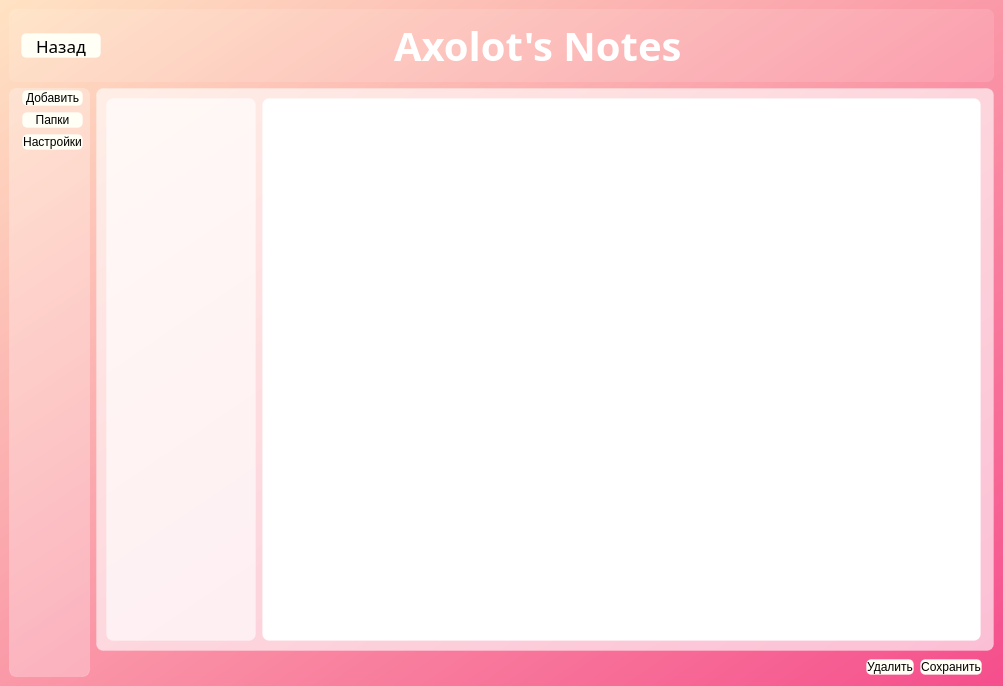
First picture: the form in Interface_files/MainWNotes.ui, repository Ephirious/Notes-TaskManager, before the edit.
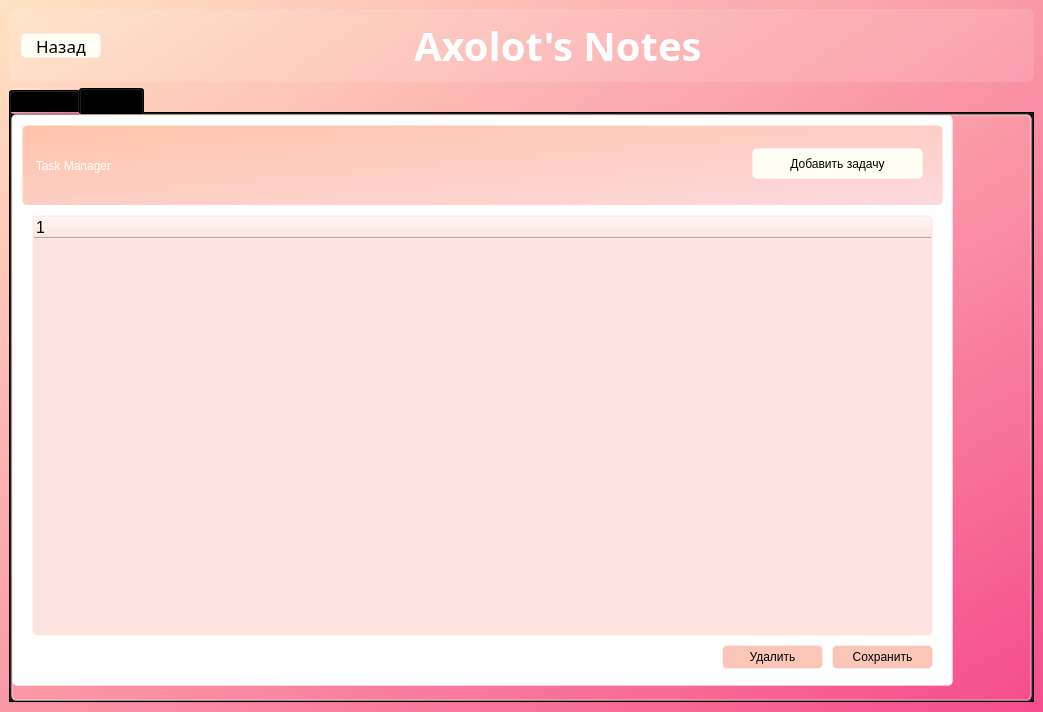
Second picture: the form after the edit. The open tabs and pages were chosen to show the change. Icons and pictures are not drawn.

Commit message: добавление таск менеджера (начальный этап)

The edit to the form file:
```diff
--- a/Interface_files/MainWNotes.ui
+++ b/Interface_files/MainWNotes.ui
@@ -6,8 +6,8 @@
    <rect>
     <x>0</x>
     <y>0</y>
-    <width>1003</width>
-    <height>686</height>
+    <width>1043</width>
+    <height>712</height>
    </rect>
   </property>
   <property name="windowTitle">
@@ -175,6 +175,23 @@
      </widget>
     </item>
     <item>
+     <widget class="QTabWidget" name="tabWidget">
+      <property name="styleSheet">
+       <string notr="true">border: 1px solid rgba(255, 255, 255, 70);
+border-radius: 5px;
+font: 13pt &quot;Sitka&quot;;
+color: black;
+</string>
+      </property>
+      <property name="currentIndex">
+       <number>0</number>
+      </property>
+      <widget class="QWidget" name="tab_7">
+       <attribute name="title">
+        <string>Заметки</string>
+       </attribute>
+       <layout class="QGridLayout" name="gridLayout">
+        <item row="0" column="0">
      <layout class="QHBoxLayout" name="horizontalLayout_4">
       <item>
        <widget class="QFrame" name="frame">
@@ -349,7 +366,8 @@
              </property>
              <property name="font">
               <font>
-               <pointsize>10</pointsize>
+                   <family>Sitka</family>
+                   <pointsize>13</pointsize>
                <italic>false</italic>
                <bold>false</bold>
               </font>
@@ -520,6 +538,181 @@
        </layout>
       </item>
      </layout>
+        </item>
+       </layout>
+      </widget>
+      <widget class="QWidget" name="tab_8">
+       <attribute name="title">
+        <string>Задачи</string>
+       </attribute>
+       <widget class="QFrame" name="frame_2">
+        <property name="geometry">
+         <rect>
+          <x>0</x>
+          <y>0</y>
+          <width>941</width>
+          <height>571</height>
+         </rect>
+        </property>
+        <property name="styleSheet">
+         <string notr="true">background-color: rgb(255, 255, 255);</string>
+        </property>
+        <property name="frameShape">
+         <enum>QFrame::Shape::StyledPanel</enum>
+        </property>
+        <property name="frameShadow">
+         <enum>QFrame::Shadow::Raised</enum>
+        </property>
+        <widget class="QFrame" name="frame_3">
+         <property name="geometry">
+          <rect>
+           <x>10</x>
+           <y>10</y>
+           <width>921</width>
+           <height>80</height>
+          </rect>
+         </property>
+         <property name="styleSheet">
+          <string notr="true">background-color: rgb(253, 200, 185)</string>
+         </property>
+         <property name="frameShape">
+          <enum>QFrame::Shape::StyledPanel</enum>
+         </property>
+         <property name="frameShadow">
+          <enum>QFrame::Shadow::Raised</enum>
+         </property>
+         <widget class="QLabel" name="label_2">
+          <property name="geometry">
+           <rect>
+            <x>0</x>
+            <y>0</y>
+            <width>921</width>
+            <height>81</height>
+           </rect>
+          </property>
+          <property name="styleSheet">
+           <string notr="true">font: 20pt &quot;Ravie&quot;;
+background-color: qlineargradient(spread:pad, x1:0, y1:0, x2:1, y2:1, stop:0 rgba(255, 196, 169, 255), stop:1 rgba(253, 217, 223, 255));
+color: white;</string>
+          </property>
+          <property name="text">
+           <string>   Task Manager</string>
+          </property>
+         </widget>
+         <widget class="QPushButton" name="pushButton">
+          <property name="geometry">
+           <rect>
+            <x>730</x>
+            <y>23</y>
+            <width>171</width>
+            <height>31</height>
+           </rect>
+          </property>
+          <property name="styleSheet">
+           <string notr="true">QPushButton {
+background-color: rgb(255, 255, 245);
+border: 1px solid rgba(255, 255, 255, 70);
+border-radius: 5px;
+font: 13pt &quot;Sitka&quot;;
+color: black;
+}
+QPushButton:hover {
+background-color: rgb(222, 222, 213);
+}
+
+QPushButton:pressed {
+background-color: rgb(255, 255, 245);
+}</string>
+          </property>
+          <property name="text">
+           <string>Добавить задачу</string>
+          </property>
+         </widget>
+        </widget>
+        <widget class="QTreeWidget" name="treeWidget_2">
+         <property name="geometry">
+          <rect>
+           <x>20</x>
+           <y>100</y>
+           <width>901</width>
+           <height>421</height>
+          </rect>
+         </property>
+         <property name="styleSheet">
+          <string notr="true">background-color: rgb(253, 228, 223);</string>
+         </property>
+         <column>
+          <property name="text">
+           <string>1</string>
+          </property>
+          <property name="font">
+           <font>
+            <pointsize>12</pointsize>
+           </font>
+          </property>
+         </column>
+        </widget>
+        <widget class="QPushButton" name="pushButton_2">
+         <property name="geometry">
+          <rect>
+           <x>710</x>
+           <y>530</y>
+           <width>101</width>
+           <height>24</height>
+          </rect>
+         </property>
+         <property name="styleSheet">
+          <string notr="true">QPushButton {
+background-color: rgb(251, 198, 184);
+border: 1px solid rgba(255, 255, 255, 70);
+border-radius: 5px;
+font: 13pt &quot;Sitka&quot;;
+color: black;
+}
+QPushButton:hover {
+background-color: rgb(209, 164, 153);
+}
+
+QPushButton:pressed {
+background-color: rgb(251, 198, 184);
+}</string>
+         </property>
+         <property name="text">
+          <string>Удалить</string>
+         </property>
+        </widget>
+        <widget class="QPushButton" name="pushButton_3">
+         <property name="geometry">
+          <rect>
+           <x>820</x>
+           <y>530</y>
+           <width>101</width>
+           <height>24</height>
+          </rect>
+         </property>
+         <property name="styleSheet">
+          <string notr="true">QPushButton {
+background-color: rgb(251, 198, 184);
+border: 1px solid rgba(255, 255, 255, 70);
+border-radius: 5px;
+font: 13pt &quot;Sitka&quot;;
+color: black;
+}
+QPushButton:hover {
+background-color: rgb(209, 164, 153);
+}
+
+QPushButton:pressed {
+background-color: rgb(251, 198, 184);
+}</string>
+         </property>
+         <property name="text">
+          <string>Сохранить</string>
+         </property>
+        </widget>
+       </widget>
+      </widget>
+     </widget>
     </item>
    </layout>
   </widget>
```
Left out of the diff: 12 changed lines with no effect on the pictures. Lines whose indentation alone changed are shown as unchanged. The commit also changes 2 other files.
